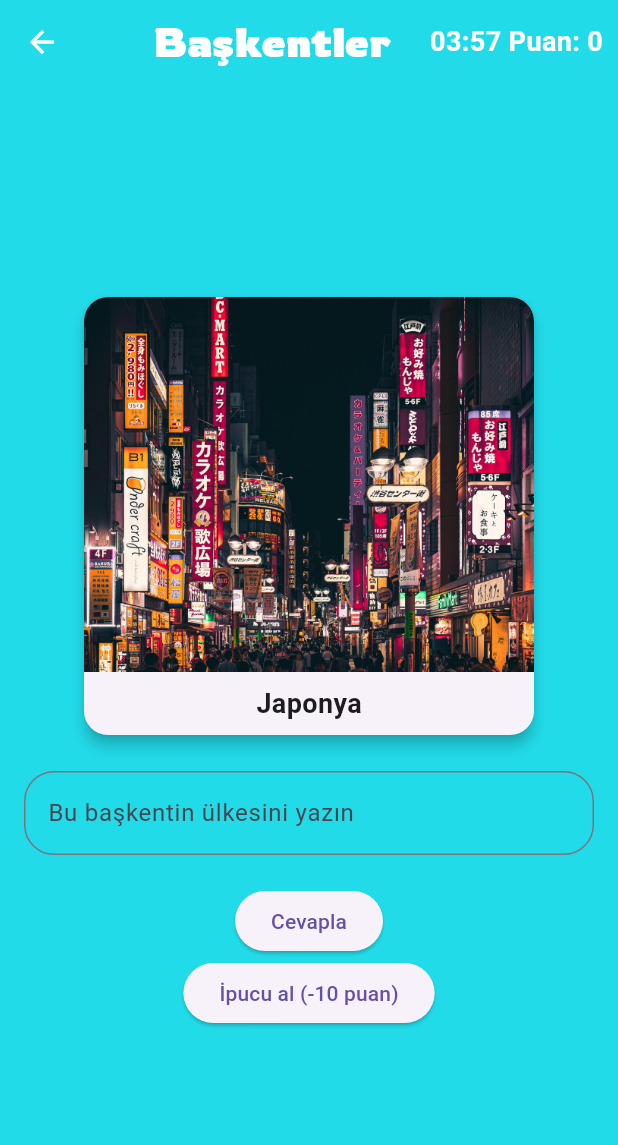
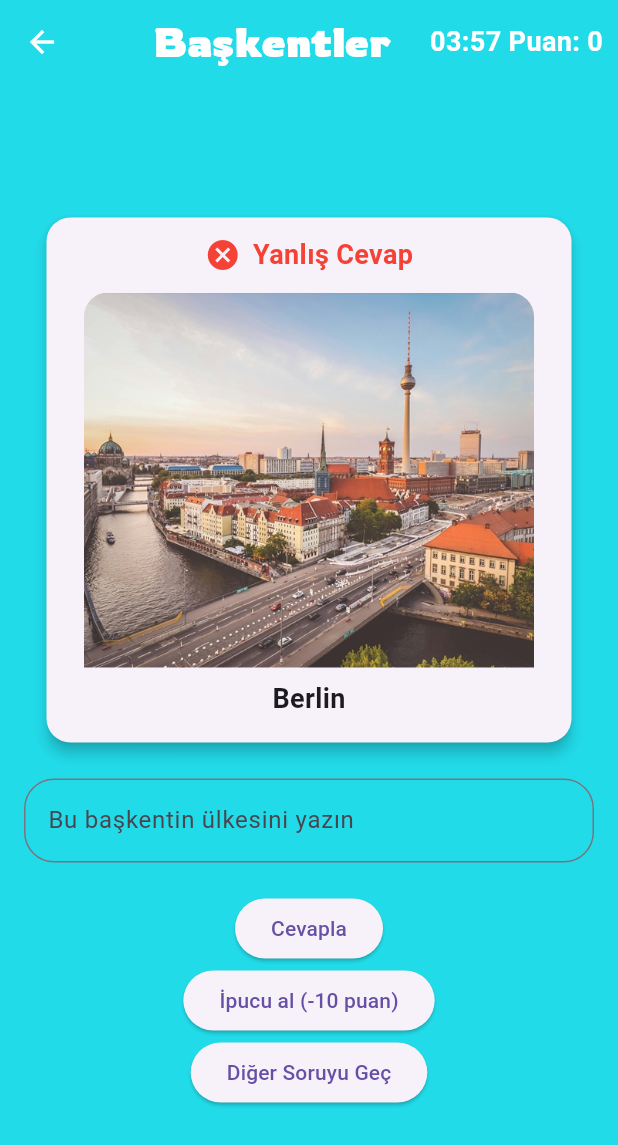
Before and after one commit to esraayigit/globaLords, a Flutter app: the Baskentler screen opened by its route, after a tap on "Cevapla", on a phone screen of 412 x 824 dp. Shown: the top 1145 px of the screen. Run offline on Flutter 3.47's test engine with Material 3 defaults, Android fonts, the light colour scheme and no system bars.

Commit message:
baskent sayfasina dogru yanlis cevap efekti eklendi

```diff
--- a/lib/screens/baskentler.dart
+++ b/lib/screens/baskentler.dart
@@ -15,21 +15,21 @@ class _BaskentlerState extends State<Baskentler> {
   int currentQuestionIndex = 0;
   bool hintUsed = false;
   TextEditingController answerController = TextEditingController();
+  bool isAnswerCorrect = false;
+  bool isAnswered = false;
 
   final List<Map<String, dynamic>> questions = [
-    {"image": "assets/images/baskentler/berlin.jpg", "answer": "Almanya", "hint": "Bu ülke ünlü otobüs markası Volkswagen'e sahiptir."},
-    {"image": "assets/images/baskentler/tokyo.jpg", "answer": "Japonya", "hint": "Bu ülke, geleneksel çay seremonisi ve samuray kültürüyle tanınır."},
-    {"image": "assets/images/baskentler/belgrad.jpeg", "answer": "Sırbistan", "hint": "Bu ülke, tarihi Yugoslavya'nın bir parçasıydı ve Balkanlar'da yer alır."},
-    {"image": "assets/images/baskentler/bern.jpg", "answer": "İsviçre", "hint": "Bu ülke, çikolata ve saat üretimiyle ünlüdür."},
-    {"image": "assets/images/baskentler/moscow.jpeg", "answer": "Rusya", "hint": "Bu ülke, dünyanın en büyük kara sınırına sahip olup, ünlü Matruşka bebekleriyle tanınır."},
-    {"image": "assets/images/baskentler/canberra.jpg", "answer": "Avustralya", "hint": "Bu ülke, kangurular, koalalar ve Büyük Set Resifi ile ünlüdür."},
-    {"image": "assets/images/baskentler/kiev.jpeg", "answer": "Ukrayna", "hint": "Bu ülke, dünyanın en büyük tahıl üreticilerinden biridir."},
-    {"image": "assets/images/baskentler/kopenhag.jpg", "answer": "Danimarka", "hint": "Bu ülke, mutlu insanlar ve Lego'nun doğum yeri olarak bilinir."},
-    {"image": "assets/images/baskentler/sofya.jpeg", "answer": "Bulgaristan", "hint": "Bu ülke, geleneksel yoğurt üretimi ve eski Roma kalıntılarıyla tanınır."},
-    {"image": "assets/images/baskentler/wellington.jpg", "answer": "Yeni Zelanda", "hint": "Bu ülke, Hobbit ve Yüzüklerin Efendisi film serilerinin çekildiği yerdir."},
+    {"image": "assets/images/baskentler/berlin.jpg","baskent": "Berlin", "answer": "Almanya", "hint": "Bu ülke ünlü otobüs markası Volkswagen'e sahiptir."},
+    {"image": "assets/images/baskentler/tokyo.jpg","baskent": "Tokyo", "answer": "Japonya", "hint": "Bu ülke, geleneksel çay seremonisi ve samuray kültürüyle tanınır."},
+    {"image": "assets/images/baskentler/belgrad.jpeg","baskent": "Belgrad", "answer": "Sirbistan", "hint": "Bu ülke, tarihi Yugoslavya'nın bir parçasıydı ve Balkanlar'da yer alır."},
+    {"image": "assets/images/baskentler/bern.jpg","baskent": "Bern", "answer": "İsvicre", "hint": "Bu ülke, çikolata ve saat üretimiyle ünlüdür."},
+    {"image": "assets/images/baskentler/moscow.jpeg","baskent": "Moskova", "answer": "Rusya", "hint": "Bu ülke, dünyanın en büyük kara sınırına sahip olup, ünlü Matruşka bebekleriyle tanınır."},
+    {"image": "assets/images/baskentler/canberra.jpg","baskent": "Canberra", "answer": "Avustralya", "hint": "Bu ülke, kangurular, koalalar ve Büyük Set Resifi ile ünlüdür."},
+    {"image": "assets/images/baskentler/kiev.jpeg","baskent": "Kiev", "answer": "Ukrayna", "hint": "Bu ülke, dünyanın en büyük tahıl üreticilerinden biridir."},
+    {"image": "assets/images/baskentler/kopenhag.jpg","baskent": "Kopenhag", "answer": "Danimarka", "hint": "Bu ülke, mutlu insanlar ve Lego'nun doğum yeri olarak bilinir."},
+    {"image": "assets/images/baskentler/sofya.jpeg","baskent": "Sofya", "answer": "Bulgaristan", "hint": "Bu ülke, geleneksel yoğurt üretimi ve eski Roma kalıntılarıyla tanınır."},
+    {"image": "assets/images/baskentler/wellington.jpg","baskent": "Wellington", "answer": "Yeni Zelanda", "hint": "Bu ülke, Hobbit ve Yüzüklerin Efendisi film serilerinin çekildiği yerdir."},
   ];
-
-
 
   @override
   void initState() {
@@ -57,8 +57,20 @@ class _BaskentlerState extends State<Baskentler> {
         title: Text("Süreniz Doldu!"),
         content: Text("Toplam Puanınız: $score\nTekrar denemek ister misiniz?"),
         actions: [
-          TextButton(onPressed: () => Navigator.pop(context), child: Text("Ana Sayfa")),
-          TextButton(onPressed: restartGame, child: Text("Tekrar Dene")),
+          TextButton(
+            onPressed: () {
+              Navigator.pop(context);
+              Navigator.pushNamed(context, '/homepage');
+            },
+            child: Text("Ana Sayfa"),
+          ),
+          TextButton(
+            onPressed: () {
+              Navigator.pop(context);
+              restartGame();
+            },
+            child: Text("Tekrar Dene"),
+          ),
         ],
       ),
     );
@@ -76,22 +88,26 @@ class _BaskentlerState extends State<Baskentler> {
   }
 
   void checkAnswer() {
+
     String userAnswer = answerController.text.trim().toLowerCase();
     String correctAnswer = questions[currentQuestionIndex]["answer"].toString().toLowerCase();
 
+    setState(() {
       if (userAnswer == correctAnswer) {
-      setState(() {
         score += 20;
+        isAnswerCorrect = true;
+      } else {
+        isAnswerCorrect = false;
+      }
+      isAnswered = true;
     });
-    }
-    moveToNextQuestion();
   }
 
   void moveToNextQuestion() {
     if (currentQuestionIndex < questions.length - 1) {
       setState(() {
         currentQuestionIndex++;
-        hintUsed = false;
+        isAnswered = false;
         answerController.clear();
       });
     } else {
@@ -107,7 +123,13 @@ class _BaskentlerState extends State<Baskentler> {
         title: Text("Oyun Bitti!"),
         content: Text("Toplam Puanınız: $score"),
         actions: [
-          TextButton(onPressed: restartGame, child: Text("Tekrar Oyna")),
+          TextButton(
+            onPressed: () {
+              Navigator.pop(context);
+              restartGame();
+            },
+            child: Text("Tekrar Dene"),
+          ),
         ],
       ),
     );
@@ -157,8 +179,37 @@ class _BaskentlerState extends State<Baskentler> {
             Card(
               shape: RoundedRectangleBorder(borderRadius: BorderRadius.circular(16.0)),
               elevation: 4,
+              child: SizedBox(
+                height: 350,
+                width: 350,
                 child: Column(
                   children: [
+                    SizedBox(
+                      height: 50,
+                      child: isAnswered
+                          ? Center(
+                        child: Row(
+                          mainAxisSize: MainAxisSize.min,
+                          children: [
+                            Icon(
+                              isAnswerCorrect ? Icons.check_circle : Icons.cancel,
+                              color: isAnswerCorrect ? Colors.green : Colors.red,
+                              size: 24,
+                            ),
+                            SizedBox(width: 8),
+                            Text(
+                              isAnswerCorrect ? 'Doğru Cevap' : 'Yanlış Cevap',
+                              style: TextStyle(
+                                color: isAnswerCorrect ? Colors.green : Colors.red,
+                                fontSize: 18,
+                                fontWeight: FontWeight.bold,
+                              ),
+                            ),
+                          ],
+                        ),
+                      )
+                          : null,
+                    ),
                     ClipRRect(
                       borderRadius: BorderRadius.vertical(top: Radius.circular(16.0)),
                       child: Image.asset(
@@ -171,11 +222,12 @@ class _BaskentlerState extends State<Baskentler> {
                     Padding(
                       padding: const EdgeInsets.all(8.0),
                       child: Text(
-                      questions[currentQuestionIndex]["answer"],
+                        questions[currentQuestionIndex]["baskent"],
                         style: TextStyle(fontSize: 18, fontWeight: FontWeight.bold),
                       ),
                     ),
                   ],
+                ),
               ),
             ),
             SizedBox(height: 20),
@@ -190,6 +242,14 @@ class _BaskentlerState extends State<Baskentler> {
             ElevatedButton(onPressed: checkAnswer, child: Text("Cevapla")),
             ElevatedButton(onPressed: useHint, child: Text("İpucu al (-10 puan)")),
             if (hintUsed) Text(questions[currentQuestionIndex]["hint"], style: TextStyle(color: Colors.red)),
+            ElevatedButton(
+              onPressed: isAnswered
+                  ? () {
+                moveToNextQuestion();
+              }
+                  : null,
+              child: Text("Diğer Soruyu Geç"),
+            ),
           ],
         ),
       ),
```
Lines whose indentation alone changed are shown as unchanged.
